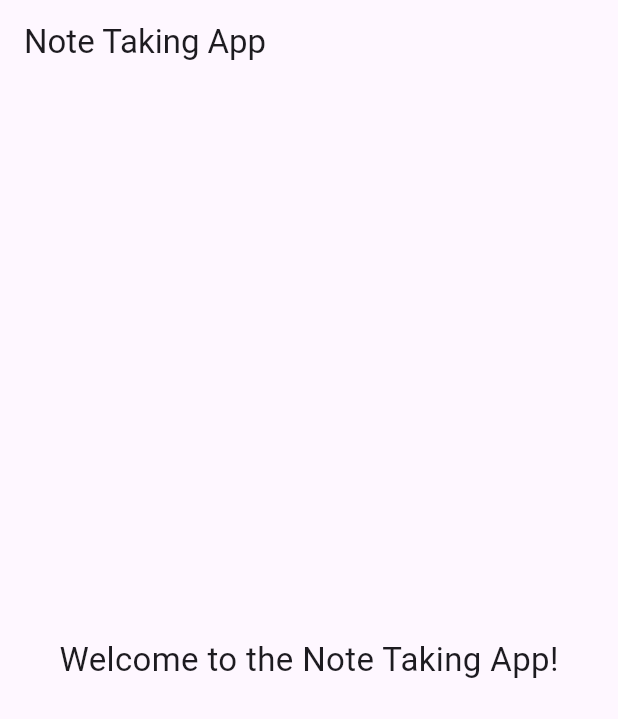
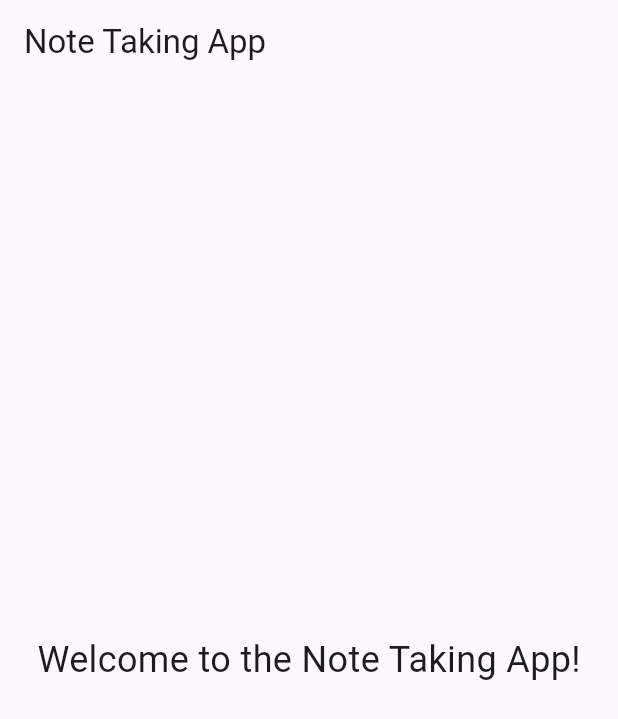
Before and after one commit to anas3654/notes_app, a Flutter app: the screen it shows after launch, on a phone screen of 412 x 824 dp. Shown: the top 719 px of the screen. Run offline on Flutter 3.47's test engine with Material 3 defaults, Android fonts, the phone set to English and light mode, and no system bars.

Commit message:
create notes app

```diff
--- a/lib/main.dart
+++ b/lib/main.dart
@@ -19,7 +19,7 @@ class NoteApp extends StatelessWidget {
           title: Text('Note Taking App'),
         ),
         body: Center(
-          child: Text('Welcome to the Note Taking App!', style: TextStyle(fontSize: 22)),
+          child: Text('Welcome to the Note Taking App!', style: TextStyle(fontSize: 24)),
         ),
       ),
     );
```
Also changed, not shown: 1 other file.
